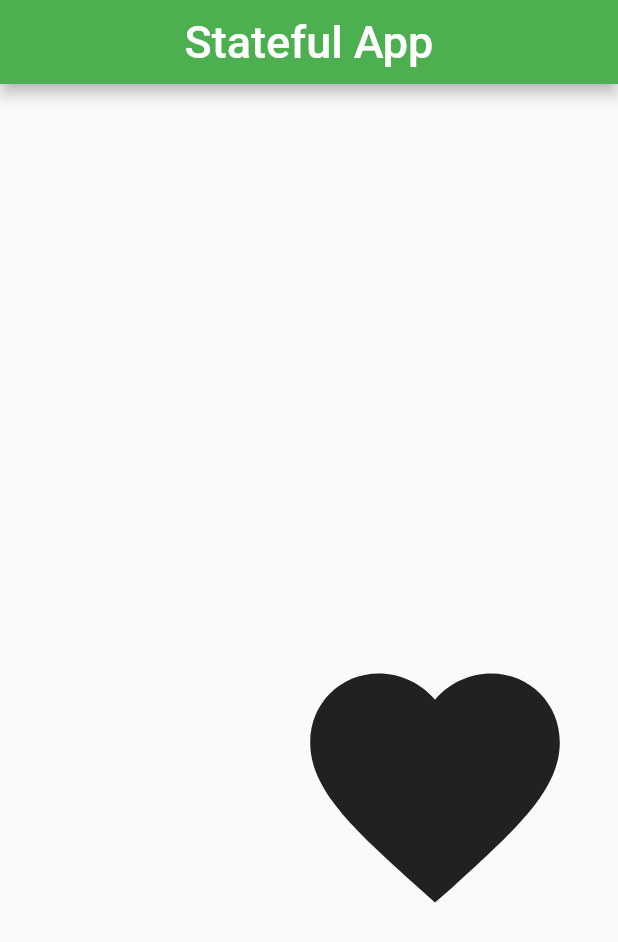
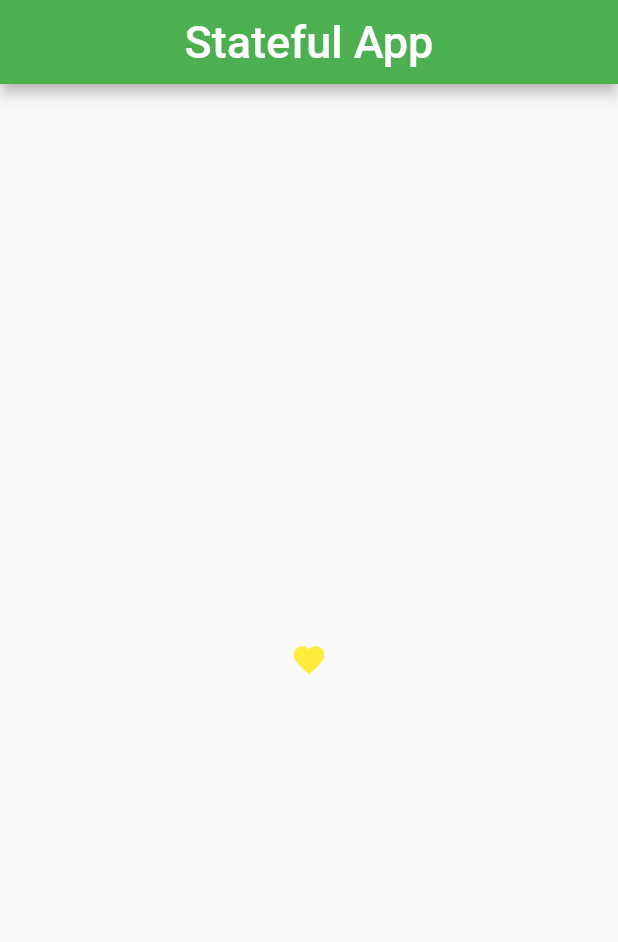
Before and after one commit to JosephineAkello/Stateful-app, a Flutter app: the screen it shows after launch, after a tap on the "favorite" icon, on a phone screen of 412 x 824 dp. Shown: the top 942 px of the screen. Run offline on Flutter 3.47's test engine with Material 2 defaults, Android fonts, the phone set to English and light mode, and no system bars.

Commit message:
setstate to change icon colors

```diff
--- a/lib/main.dart
+++ b/lib/main.dart
@@ -1,32 +1,43 @@
 import 'package:flutter/material.dart';
 
-void main(){
+void main() {
   runApp(Stateful());
 }
 
-class Stateful extends StatefulWidget{
-  createState(){
+class Stateful extends StatefulWidget {
+  createState() {
     return StatefulState();
   }
 }
-class StatefulState extends State<Stateful>{
-Widget build(BuildContext context) {
+
+class StatefulState extends State<Stateful> {
+  bool _alreadySaved = false;
+
+  Widget build(BuildContext context) {
     return MaterialApp(
       theme: ThemeData(primaryColor: Colors.green),
       home: Scaffold(
         appBar: AppBar(
-          title: Text('Stateful App', style: TextStyle(color: Colors.white, fontSize: 30.0)),
-       centerTitle: true,
+          title: Text('Stateful App',
+              style: TextStyle(color: Colors.white, fontSize: 30.0)),
+          centerTitle: true,
         ),
         body: Center(
           child: IconButton(
-            icon: Icon(Icons.favorite,size: 200),
-            onPressed: (){
+            icon: _alreadySaved
+                ? Icon(
+                    Icons.favorite,
 
+                    color: Colors.yellow,
+                  )
+                : Icon(Icons.favorite, color: Colors.pink),
+            onPressed: () {
+              _alreadySaved = !_alreadySaved;
+              setState(() {});
             },
+          ),
         ),
       ),
-       ),
     );
   }
 }
```
